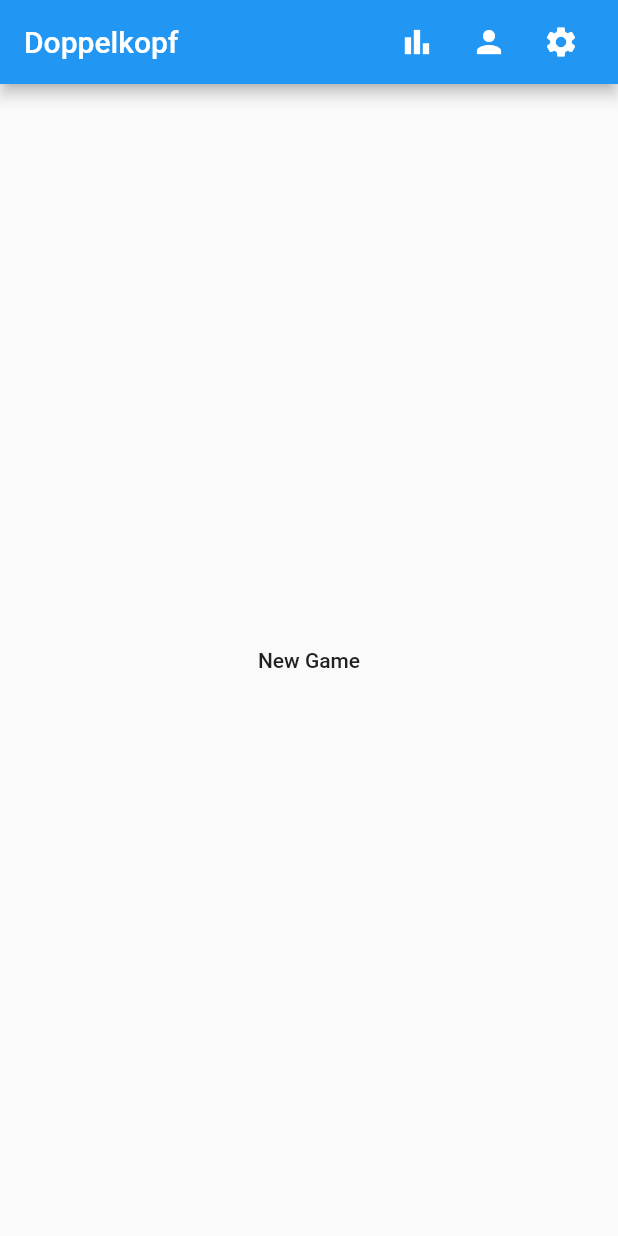
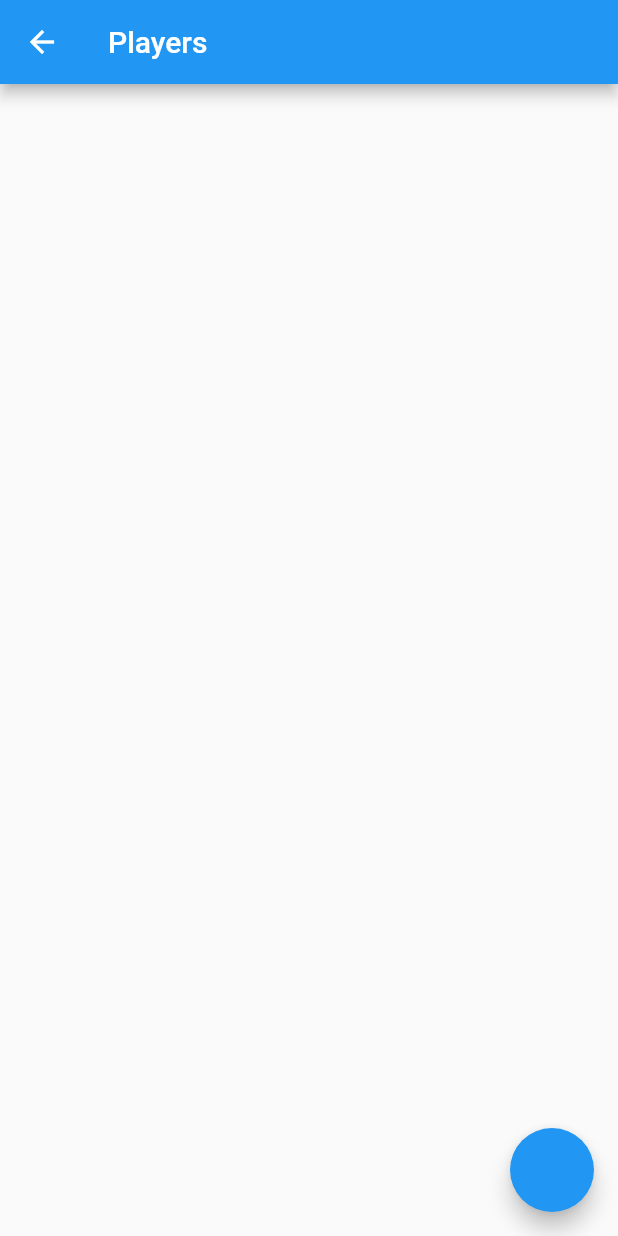
Before and after one commit to JonasKleinebecker/Doppelkopf-App, a Flutter app: the screen it shows after launch, after a tap on the "person" icon, on a phone screen of 412 x 824 dp. Run offline on Flutter 3.47's test engine with Material 2 defaults, Android fonts, the phone set to English and light mode, and no system bars.

Commit message:
PlayersPage: Create Player Button; Shows Player Names

```diff
--- /dev/null
+++ b/lib/classes/player.dart
@@ -0,0 +1,10 @@
+import 'package:flutter/material.dart';
+import 'package:doppelkopf/pages/home.dart';
+import 'package:doppelkopf/pages/startGame.dart';
+
+class Player {
+  String name;
+  Player(String name) {
+    this.name = name;
+  }
+}
--- a/lib/main.dart
+++ b/lib/main.dart
@@ -1,3 +1,4 @@
+import 'package:doppelkopf/pages/players.dart';
 import 'package:flutter/material.dart';
 import 'package:doppelkopf/pages/home.dart';
 import 'package:doppelkopf/pages/startGame.dart';
@@ -6,6 +7,8 @@ void main() => runApp(MaterialApp(
   routes: {
     "/home": (context) => Home(),
     "/startGame": (context) => StartGame(),
+    "/players": (context) => Players(),
+
   },
   )
 );
--- a/lib/pages/home.dart
+++ b/lib/pages/home.dart
@@ -9,7 +9,11 @@ class Home extends StatelessWidget {
               title: Text("Doppelkopf"),
               actions: <Widget>[
                 IconButton(icon: Icon(Icons.bar_chart), onPressed: () {}),
-                IconButton(icon: Icon(Icons.person), onPressed: () {}),
+                IconButton(
+                    icon: Icon(Icons.person),
+                    onPressed: () {
+                      Navigator.pushNamed(context, "/players");
+                    }),
                 Padding(
                   padding: const EdgeInsets.fromLTRB(0, 0, 14, 0),
                   child:
--- /dev/null
+++ b/lib/pages/players.dart
@@ -0,0 +1,56 @@
+import 'package:doppelkopf/classes/player.dart';
+import 'package:flutter/material.dart';
+import 'package:doppelkopf/pages/home.dart';
+import 'package:doppelkopf/pages/startGame.dart';
+
+class Players extends StatefulWidget {
+  @override
+  _PlayersState createState() => _PlayersState();
+}
+
+class _PlayersState extends State<Players> {
+  List<Player> playerList = [];
+
+  Future<String> createAddPlayerDialog(BuildContext context) {
+    TextEditingController controller = TextEditingController();
+
+    return showDialog(
+        context: context,
+        builder: (context) {
+          return AlertDialog(
+            title: Text("Enter the Players Name"),
+            content: TextField(
+              controller: controller,
+            ),
+            actions: [
+              ElevatedButton(
+                  onPressed: () {
+                    Navigator.of(context).pop(controller.text.toString());
+                  },
+                  child: Text("Submit"))
+            ],
+          );
+        });
+  }
+
+  @override
+  Widget build(BuildContext context) {
+    return Scaffold(
+      appBar: AppBar(
+        title: Text("Players"),
+      ),
+      body: Column(
+        children: playerList.map((player) => Text(player.name)).toList(),
+      ),
+      floatingActionButton: FloatingActionButton(
+        onPressed: () {
+          createAddPlayerDialog(context).then((onValue) {
+            setState(() {
+              playerList.add(Player(onValue));
+            });
+          });
+        },
+      ),
+    );
+  }
+}
```
Also changed, not shown: lib/pages/startGame.dart (+10 -14 lines).
